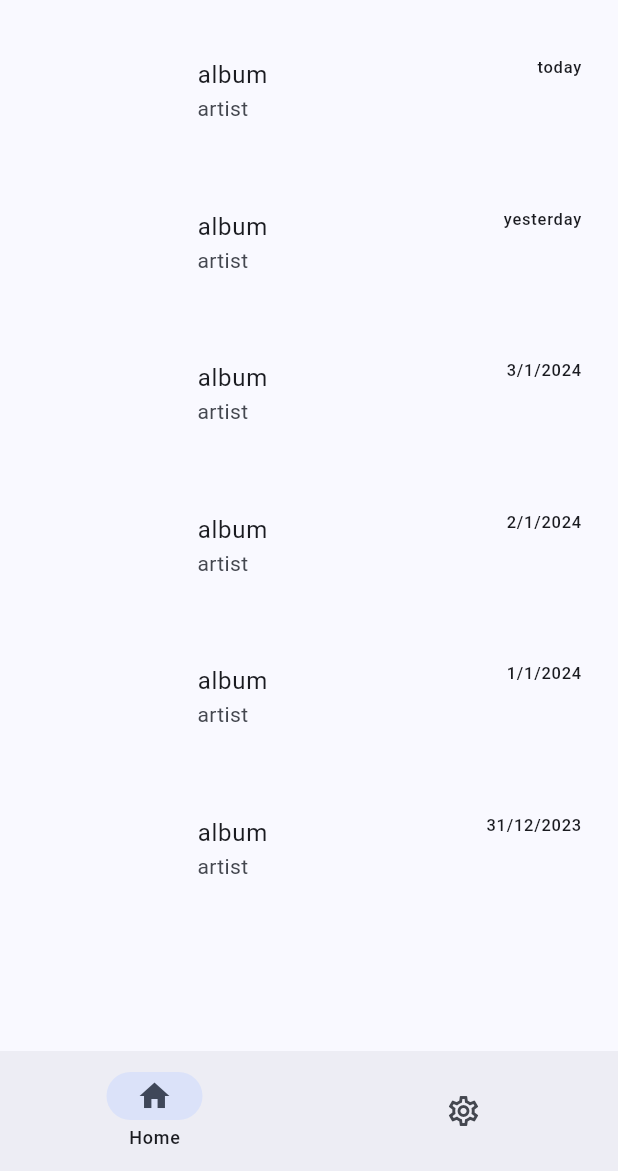
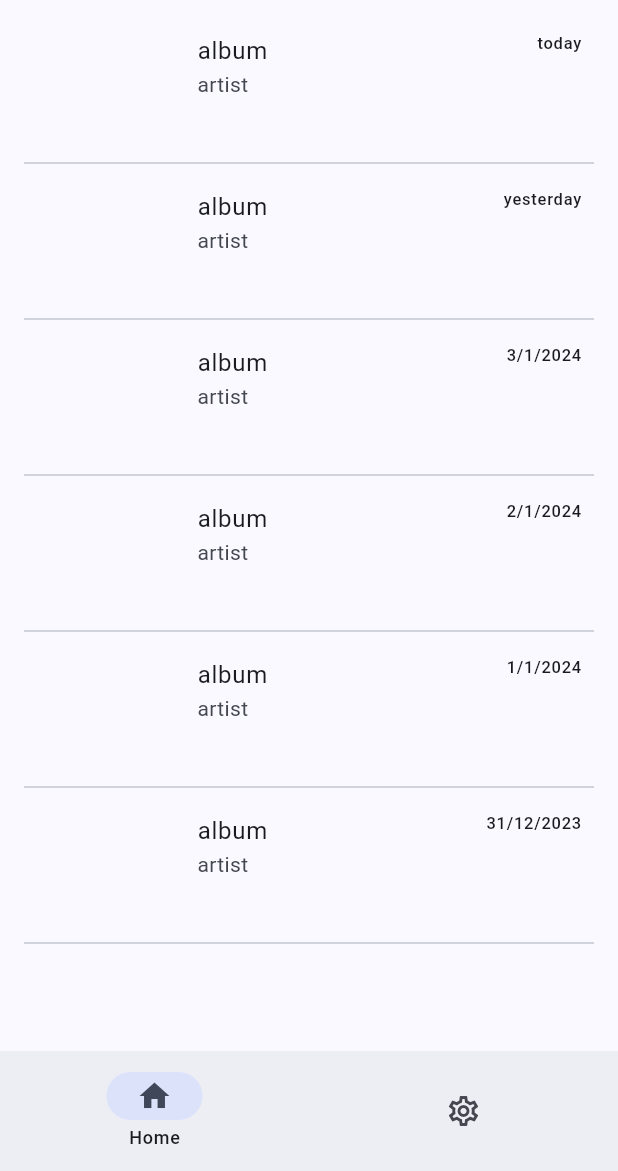
Before and after one commit to apoleon33/cradle, a Flutter app: the screen it shows after launch, after a tap on the "more vert" icon, after a tap on "yup", after a tap on the "grid view" icon, on a phone screen of 412 x 824 dp, the part 65-1236 px from its top. Run offline on Flutter 3.47's test engine with Material 3 defaults, Android fonts, the phone set to English and light mode, and no system bars; our stand-ins replace dio, flutter_svg, shared_preferences; network calls fail.

Commit message:
divider between lists in list mode

```diff
--- a/lib/albumCard/display_as_card.dart
+++ b/lib/albumCard/display_as_card.dart
@@ -13,9 +13,10 @@ class DisplayAlbumAsCard extends DisplayAlbum {
 
   @override
   Widget displayAlbum(BuildContext context) {
-    return AnimatedSwitcher(
-        duration: const Duration(milliseconds: 250),
-        child: Center(
+    return Column(
+      children: [
+        const SizedBox(height: 16),
+        Center(
           child: SizedBox(
               width: MediaQuery.of(context).size.width - 32,
               height: MediaQuery.of(context).size.height / 2,
@@ -161,6 +162,8 @@ class DisplayAlbumAsCard extends DisplayAlbum {
                           ))
                     ],
                   ))),
-        ));
+        ),
+      ],
+    );
   }
 }
--- a/lib/albumCard/display_as_list.dart
+++ b/lib/albumCard/display_as_list.dart
@@ -10,7 +10,9 @@ class DisplayAsList extends DisplayAlbum {
 
   @override
   Widget displayAlbum(BuildContext context) {
-    return ListTile(
+    return Column(
+      children: [
+        ListTile(
           leading: album.cover == 'assets/default.png'
               ? Image.asset(
                   album.cover,
@@ -33,6 +35,9 @@ class DisplayAsList extends DisplayAlbum {
           ),
           style: ListTileStyle.list,
           isThreeLine: true,
+        ),
+        const Divider(indent: 16.0, endIndent: 16.0)
+      ],
     );
   }
 }
--- a/lib/route/home.dart
+++ b/lib/route/home.dart
@@ -43,7 +43,6 @@ class _MyHomePageState extends State<MyHomePage> {
     // than having to individually change instances of widgets.
     DateTime timeNow = DateTime.now();
     List<Widget> albumCards = [
-      const SizedBox(height: 16),
       AlbumCard(date: timeNow, isCard: isCard),
     ];
 
@@ -64,7 +63,6 @@ class _MyHomePageState extends State<MyHomePage> {
 
     while (date.isAfter(deadline)) {
       date = DateTime(date.year, date.month, date.day - 1);
-      albumCards.add(const SizedBox(height: 13));
       albumCards.add(AlbumCard(
         date: date,
         isCard: isCard,
```
Lines whose indentation alone changed are shown as unchanged.
